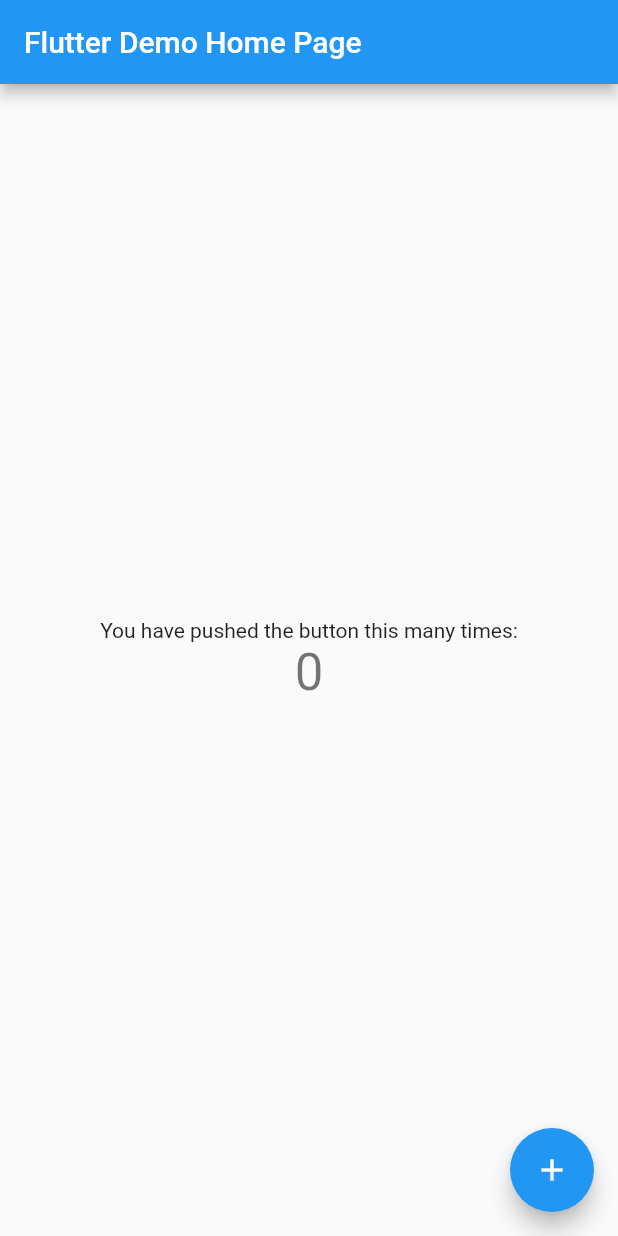
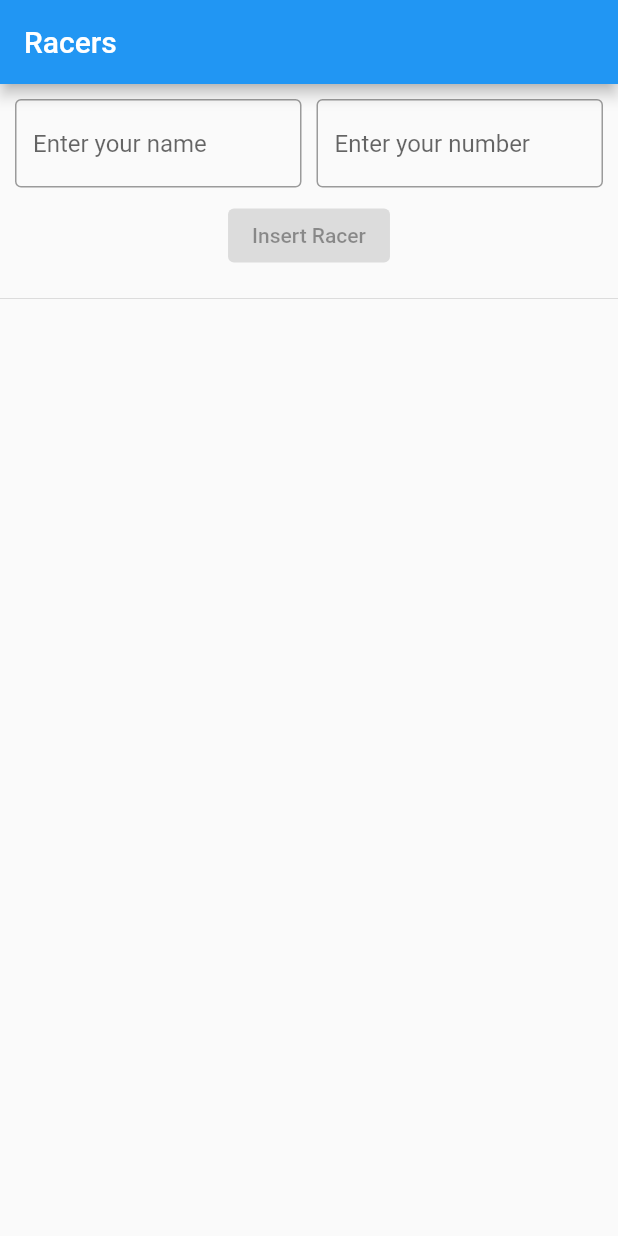
Before and after one commit to Vinny021/race-app, a Flutter app: the screen it shows after launch, on a phone screen of 412 x 824 dp. Run offline on Flutter 3.47's test engine with Material 2 defaults, Android fonts, the phone set to English and light mode, and no system bars.

Commit message:
Racers Input Layout

```diff
--- /dev/null
+++ b/lib/app/components/racer_input.dart
@@ -0,0 +1,94 @@
+import 'package:flutter/material.dart';
+import 'package:flutter/services.dart';
+
+class RacerInput extends StatefulWidget {
+  @override
+  _RacerInputState createState() => _RacerInputState();
+}
+
+class _RacerInputState extends State<RacerInput> {
+  final TextEditingController racerNameController = TextEditingController();
+  final TextEditingController racerNumberController = TextEditingController();
+  bool isButtonDisabled = true;
+
+  @override
+  void initState() {
+    isButtonDisabled = true;
+    racerNameController.addListener(() {
+      checkIfButtonCanBeEnabled();
+    });
+    racerNumberController.addListener(() {
+      checkIfButtonCanBeEnabled();
+    });
+    super.initState();
+  }
+
+  @override
+  Widget build(BuildContext context) {
+    return Container(
+      margin: EdgeInsets.all(10),
+      child: Column(
+        children: [
+          Row(
+            mainAxisAlignment: MainAxisAlignment.spaceEvenly,
+            children: [
+              Flexible(
+                child: TextField(
+                  onChanged: checkIfButtonCanBeEnabled(),
+                  decoration: InputDecoration(
+                    border: OutlineInputBorder(),
+                    hintText: 'Enter your name',
+                  ),
+                  controller: racerNameController,
+                ),
+              ),
+              SizedBox(
+                width: 10,
+              ),
+              Flexible(
+                child: TextField(
+                  decoration: InputDecoration(
+                    border: OutlineInputBorder(),
+                    hintText: 'Enter your number',
+                  ),
+                  controller: racerNumberController,
+                  keyboardType: TextInputType.number,
+                  inputFormatters: <TextInputFormatter>[
+                    FilteringTextInputFormatter.digitsOnly
+                  ],
+                ),
+              )
+            ],
+          ),
+          SizedBox(
+            height: 8,
+          ),
+          ElevatedButton(
+            onPressed: isButtonDisabled
+                ? null
+                : () {
+                    print('Adding Racer...');
+                  },
+            child: Text('Insert Racer'),
+            style: ElevatedButton.styleFrom(
+                primary: isButtonDisabled
+                    ? Colors.grey
+                    : Theme.of(context).colorScheme.primary),
+          )
+        ],
+      ),
+    );
+  }
+
+  checkIfButtonCanBeEnabled() {
+    print(racerNameController.text);
+    print(racerNumberController.text);
+    (racerNameController.text != '' && racerNumberController.text != '')
+        ? setState(() {
+            isButtonDisabled = false;
+          })
+        : setState(() {
+            isButtonDisabled = true;
+          });
+  }
+}
--- /dev/null
+++ b/lib/app/myApp.dart
@@ -0,0 +1,12 @@
+import 'package:flutter/material.dart';
+import 'package:race_app/app/pages/home_page.dart';
+
+class MyApp extends StatelessWidget {
+  @override
+  Widget build(BuildContext context) {
+    return MaterialApp(
+      title: 'Race App',
+      home: HomePage(),
+    );
+  }
+}
--- /dev/null
+++ b/lib/app/pages/home_page.dart
@@ -0,0 +1,21 @@
+import 'package:flutter/material.dart';
+import 'package:race_app/app/components/racer_input.dart';
+
+class HomePage extends StatelessWidget {
+  @override
+  Widget build(BuildContext context) {
+    return Scaffold(
+      appBar: AppBar(
+        title: Text('Racers'),
+      ),
+      body: Center(
+        child: Column(
+          children: [
+            RacerInput(),
+            Divider()
+          ],
+        ),
+      ),
+    );
+  }
+}
--- a/lib/main.dart
+++ b/lib/main.dart
@@ -1,113 +1,6 @@
 import 'package:flutter/material.dart';
+import 'package:race_app/app/myApp.dart';
 
 void main() {
   runApp(MyApp());
 }
-
-class MyApp extends StatelessWidget {
-  // This widget is the root of your application.
-  @override
-  Widget build(BuildContext context) {
-    return MaterialApp(
-      title: 'Flutter Demo',
-      theme: ThemeData(
-        // This is the theme of your application.
-        //
-        // Try running your application with "flutter run". You'll see the
-        // application has a blue toolbar. Then, without quitting the app, try
-        // changing the primarySwatch below to Colors.green and then invoke
-        // "hot reload" (press "r" in the console where you ran "flutter run",
-        // or simply save your changes to "hot reload" in a Flutter IDE).
-        // Notice that the counter didn't reset back to zero; the application
-        // is not restarted.
-        primarySwatch: Colors.blue,
-      ),
-      home: MyHomePage(title: 'Flutter Demo Home Page'),
-    );
-  }
-}
-
-class MyHomePage extends StatefulWidget {
-  MyHomePage({Key key, this.title}) : super(key: key);
-
-  // This widget is the home page of your application. It is stateful, meaning
-  // that it has a State object (defined below) that contains fields that affect
-  // how it looks.
-
-  // This class is the configuration for the state. It holds the values (in this
-  // case the title) provided by the parent (in this case the App widget) and
-  // used by the build method of the State. Fields in a Widget subclass are
-  // always marked "final".
-
-  final String title;
-
-  @override
-  _MyHomePageState createState() => _MyHomePageState();
-}
-
-class _MyHomePageState extends State<MyHomePage> {
-  int _counter = 0;
-
-  void _incrementCounter() {
-    setState(() {
-      // This call to setState tells the Flutter framework that something has
-      // changed in this State, which causes it to rerun the build method below
-      // so that the display can reflect the updated values. If we changed
-      // _counter without calling setState(), then the build method would not be
-      // called again, and so nothing would appear to happen.
-      _counter++;
-    });
-  }
-
-  @override
-  Widget build(BuildContext context) {
-    // This method is rerun every time setState is called, for instance as done
-    // by the _incrementCounter method above.
-    //
-    // The Flutter framework has been optimized to make rerunning build methods
-    // fast, so that you can just rebuild anything that needs updating rather
-    // than having to individually change instances of widgets.
-    return Scaffold(
-      appBar: AppBar(
-        // Here we take the value from the MyHomePage object that was created by
-        // the App.build method, and use it to set our appbar title.
-        title: Text(widget.title),
-      ),
-      body: Center(
-        // Center is a layout widget. It takes a single child and positions it
-        // in the middle of the parent.
-        child: Column(
-          // Column is also a layout widget. It takes a list of children and
-          // arranges them vertically. By default, it sizes itself to fit its
-          // children horizontally, and tries to be as tall as its parent.
-          //
-          // Invoke "debug painting" (press "p" in the console, choose the
-          // "Toggle Debug Paint" action from the Flutter Inspector in Android
-          // Studio, or the "Toggle Debug Paint" command in Visual Studio Code)
-          // to see the wireframe for each widget.
-          //
-          // Column has various properties to control how it sizes itself and
-          // how it positions its children. Here we use mainAxisAlignment to
-          // center the children vertically; the main axis here is the vertical
-          // axis because Columns are vertical (the cross axis would be
-          // horizontal).
-          mainAxisAlignment: MainAxisAlignment.center,
-          children: <Widget>[
-            Text(
-              'You have pushed the button this many times:',
-            ),
-            Text(
-              '$_counter',
-              style: Theme.of(context).textTheme.headline4,
-            ),
-          ],
-        ),
-      ),
-      floatingActionButton: FloatingActionButton(
-        onPressed: _incrementCounter,
-        tooltip: 'Increment',
-        child: Icon(Icons.add),
-      ), // This trailing comma makes auto-formatting nicer for build methods.
-    );
-  }
-}
```
Also changed, not shown: 1 other file.
